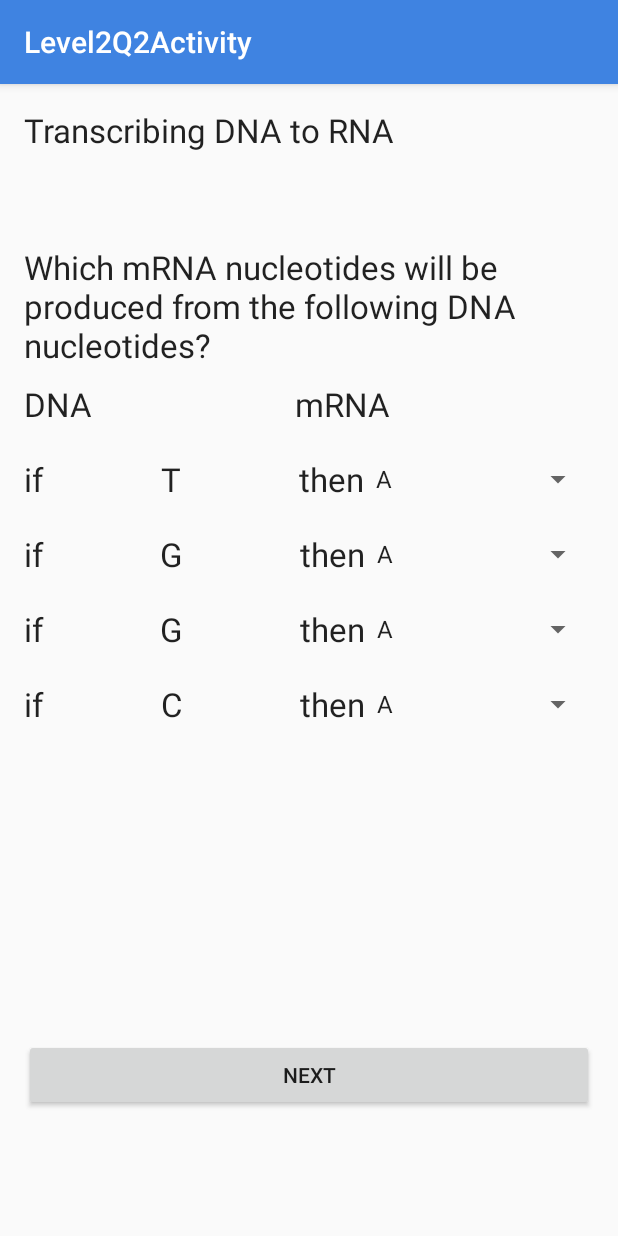
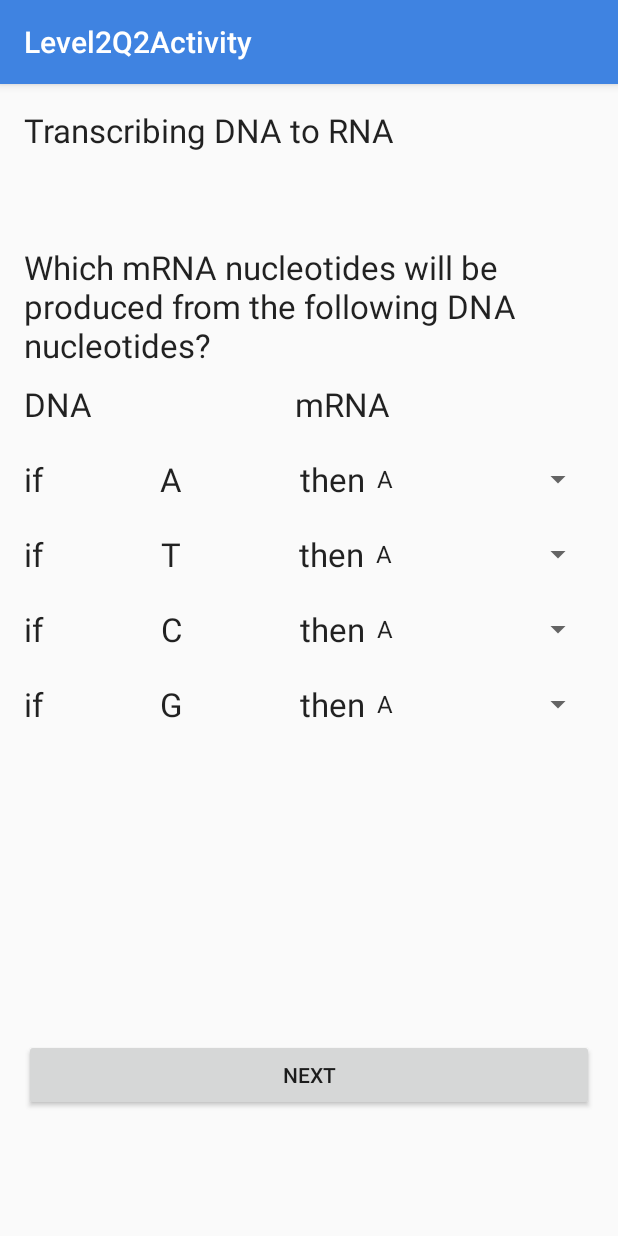
Before and after one commit to skarpath/MajorReady, an Android app: the Level2Q2Activity screen opened directly, with no data from a screen before it, on a phone screen of 412 x 824 dp. Run offline under Robolectric (Android 15) with nearby library versions, the phone set to English and light mode, and no system bars.

```diff
--- a/app/src/main/java/com/stephenk/majorready/Level2Q2Activity.java
+++ b/app/src/main/java/com/stephenk/majorready/Level2Q2Activity.java
@@ -10,11 +10,16 @@ import android.view.View;
 import android.widget.ArrayAdapter;
 import android.widget.Button;
 import android.widget.Spinner;
+import android.widget.Toast;
 
 public class Level2Q2Activity extends AppCompatActivity {
 
 
     Button Level2Q2Activity;
+    Spinner spinner1;
+    Spinner spinner2;
+    Spinner spinner3;
+    Spinner spinner4;
 
     @Override
     protected void onCreate(Bundle savedInstanceState) {
@@ -23,20 +28,10 @@ public class Level2Q2Activity extends AppCompatActivity {
         Toolbar toolbar = (Toolbar) findViewById(R.id.toolbar);
         setSupportActionBar(toolbar);
 
-
-        Level2Q2Activity = (Button) findViewById(R.id.btnNextL2Q2);
-        Level2Q2Activity.setOnClickListener(new Button.OnClickListener() {
-            public void onClick(View v) {
-                Intent intent = new Intent(Level2Q2Activity.this, Level2Q3Activity.class);
-                startActivity(intent);
-            }
-        });
-
-
-        Spinner spinner1 = (Spinner) findViewById(R.id.L2Q2Spinner1);
-        Spinner spinner2 = (Spinner) findViewById(R.id.L2Q2Spinner2);
-        Spinner spinner3 = (Spinner) findViewById(R.id.L2Q2Spinner3);
-        Spinner spinner4 = (Spinner) findViewById(R.id.L2Q2Spinner4);
+        spinner1 = (Spinner) findViewById(R.id.L2Q2Spinner1);
+        spinner2 = (Spinner) findViewById(R.id.L2Q2Spinner2);
+        spinner3 = (Spinner) findViewById(R.id.L2Q2Spinner3);
+        spinner4 = (Spinner) findViewById(R.id.L2Q2Spinner4);
         // Create an ArrayAdapter using the string array and a default spinner layout
         ArrayAdapter<CharSequence> adapter = ArrayAdapter.createFromResource(this, R.array.nucleotides, android.R.layout.simple_spinner_item);
         // Specify the layout to use when the list of choices appears
@@ -48,6 +43,20 @@ public class Level2Q2Activity extends AppCompatActivity {
         spinner4.setAdapter(adapter);
 
 
+        Level2Q2Activity = (Button) findViewById(R.id.btnNextL2Q2);
+        Level2Q2Activity.setOnClickListener(new Button.OnClickListener() {
+            public void onClick(View v) {
+                if ((spinner1.getSelectedItemPosition()==1)&&(spinner2.getSelectedItemPosition()==0)&&(spinner3.getSelectedItemPosition()==3)&&(spinner4.getSelectedItemPosition()==4)){
+                    Intent intent = new Intent(Level2Q2Activity.this, Level2Q3Activity.class);
+                    startActivity(intent);
+                }else{
+                    Toast.makeText(Level2Q2Activity.this, "Incorrect, try again", Toast.LENGTH_SHORT).show();
+                }
+            }
+        });
+
+
+
     }
 
 }
--- a/app/src/main/res/layout/content_level2_q2.xml
+++ b/app/src/main/res/layout/content_level2_q2.xml
@@ -96,7 +96,7 @@
             android:layout_width="wrap_content"
             android:layout_height="wrap_content"
             android:textAppearance="?android:attr/textAppearanceLarge"
-            android:text="T"
+            android:text="A"
             android:layout_weight="1"
             android:id="@+id/textView8" />
 
@@ -137,7 +137,7 @@
             android:layout_width="wrap_content"
             android:layout_height="wrap_content"
             android:textAppearance="?android:attr/textAppearanceLarge"
-            android:text="G"
+            android:text="T"
             android:layout_weight="1"
             android:id="@+id/textView10" />
 
@@ -180,7 +180,7 @@
             android:layout_width="wrap_content"
             android:layout_height="wrap_content"
             android:textAppearance="?android:attr/textAppearanceLarge"
-            android:text="G"
+            android:text="C"
             android:layout_weight="1"
             android:id="@+id/textView12" />
 
@@ -221,7 +221,7 @@
             android:layout_width="wrap_content"
             android:layout_height="wrap_content"
             android:textAppearance="?android:attr/textAppearanceLarge"
-            android:text="C"
+            android:text="G"
             android:layout_weight="1"
             android:id="@+id/textView15" />
 
```
